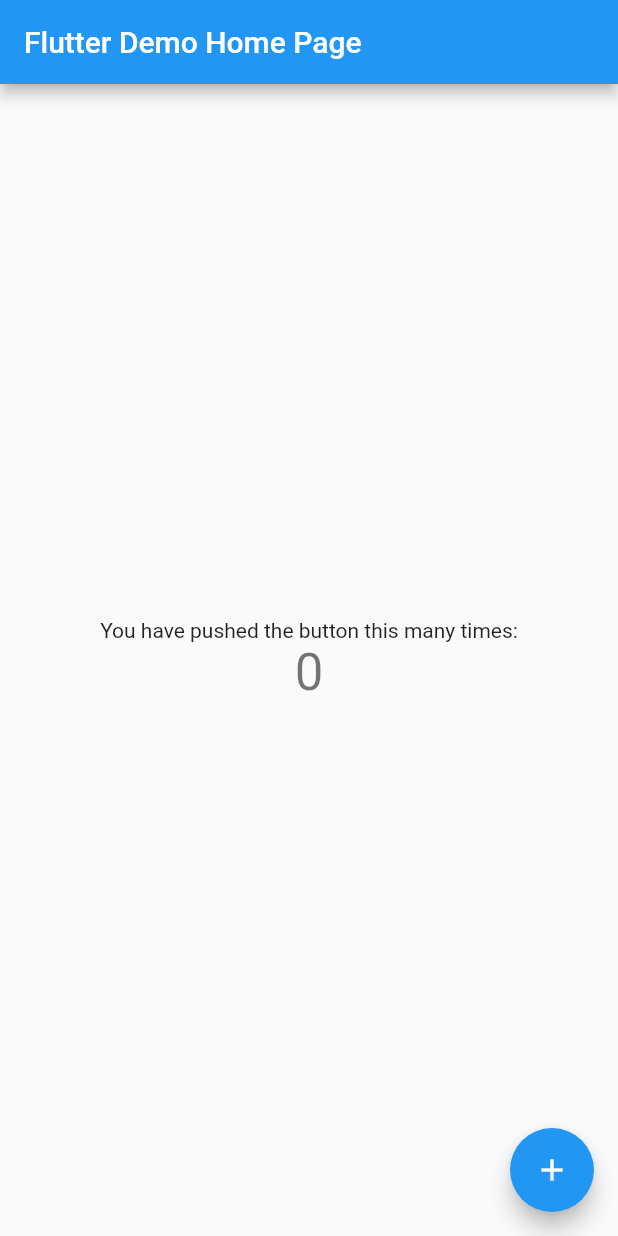
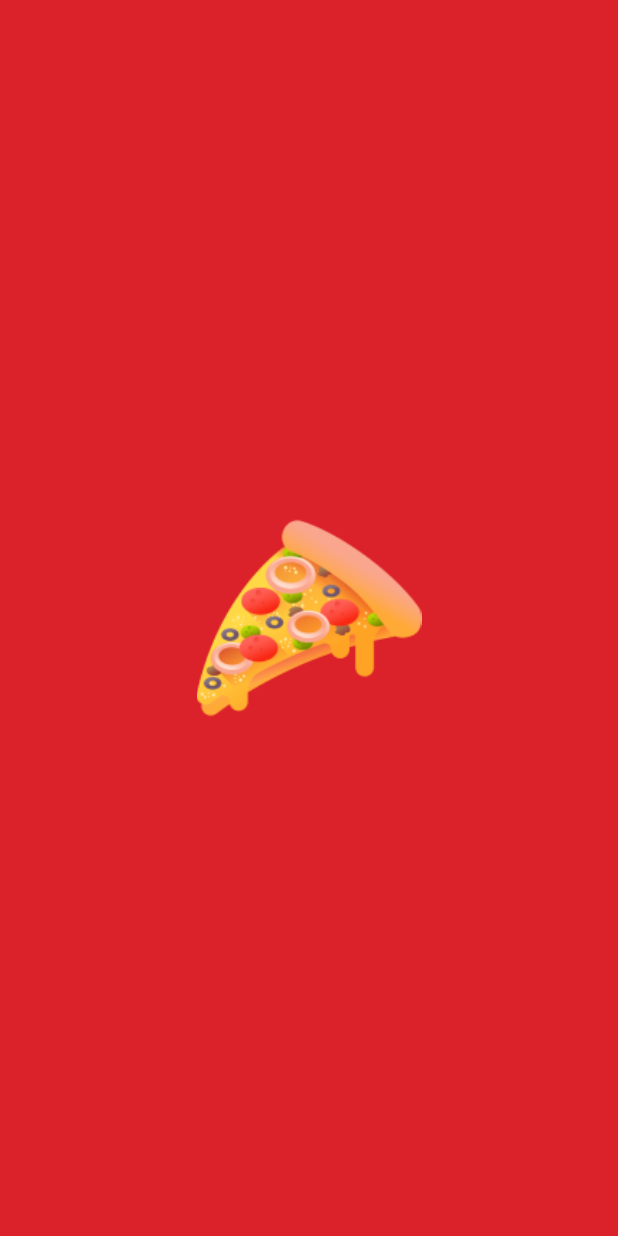
Before and after one commit to MdSajjadurRahaman/food_app, a Flutter app: the first screen one second after launch, on a phone screen of 412 x 824 dp. Run offline on Flutter 3.47's test engine with Material 2 defaults, Android fonts, the phone set to English and light mode, and no system bars; our stand-ins replace google_fonts, hexcolor, salomon_bottom_bar.

Commit message:
10/06/2021

```diff
--- a/lib/main.dart
+++ b/lib/main.dart
@@ -1,6 +1,14 @@
+import 'dart:async';
+
 import 'package:flutter/material.dart';
+import 'package:flutter/services.dart';
+import 'package:food_app/mainpage.dart';
+import 'package:google_fonts/google_fonts.dart';
+import 'package:hexcolor/hexcolor.dart';
 
 void main() {
+  WidgetsFlutterBinding.ensureInitialized();
+  SystemChrome.setEnabledSystemUIOverlays([SystemUiOverlay.bottom]);
   runApp(MyApp());
 }
 
@@ -11,103 +19,56 @@
     return MaterialApp(
       title: 'Flutter Demo',
       theme: ThemeData(
-        // This is the theme of your application.
-        //
-        // Try running your application with "flutter run". You'll see the
-        // application has a blue toolbar. Then, without quitting the app, try
-        // changing the primarySwatch below to Colors.green and then invoke
-        // "hot reload" (press "r" in the console where you ran "flutter run",
-        // or simply save your changes to "hot reload" in a Flutter IDE).
-        // Notice that the counter didn't reset back to zero; the application
-        // is not restarted.
         primarySwatch: Colors.blue,
       ),
-      home: MyHomePage(title: 'Flutter Demo Home Page'),
+      home: SplashScreen(),
     );
   }
 }
 
-class MyHomePage extends StatefulWidget {
-  MyHomePage({Key? key, required this.title}) : super(key: key);
-
-  // This widget is the home page of your application. It is stateful, meaning
-  // that it has a State object (defined below) that contains fields that affect
-  // how it looks.
-
-  // This class is the configuration for the state. It holds the values (in this
-  // case the title) provided by the parent (in this case the App widget) and
-  // used by the build method of the State. Fields in a Widget subclass are
-  // always marked "final".
-
-  final String title;
-
+class SplashScreen extends StatefulWidget {
   @override
-  _MyHomePageState createState() => _MyHomePageState();
+  _SplashScreenState createState() => _SplashScreenState();
 }
 
-class _MyHomePageState extends State<MyHomePage> {
-  int _counter = 0;
-
-  void _incrementCounter() {
-    setState(() {
-      // This call to setState tells the Flutter framework that something has
-      // changed in this State, which causes it to rerun the build method below
-      // so that the display can reflect the updated values. If we changed
-      // _counter without calling setState(), then the build method would not be
-      // called again, and so nothing would appear to happen.
-      _counter++;
+class _SplashScreenState extends State<SplashScreen> {
+  final GlobalKey<ScaffoldState> _globalKey = new GlobalKey<ScaffoldState>();
+  @override
+  void initState() {
+    super.initState();
+    Timer(Duration(seconds: 2), () {
+      Navigator.push(
+        context,
+        MaterialPageRoute(builder: (context) => MainPage()),
+      );
     });
   }
 
   @override
   Widget build(BuildContext context) {
-    // This method is rerun every time setState is called, for instance as done
-    // by the _incrementCounter method above.
-    //
-    // The Flutter framework has been optimized to make rerunning build methods
-    // fast, so that you can just rebuild anything that needs updating rather
-    // than having to individually change instances of widgets.
     return Scaffold(
-      appBar: AppBar(
-        // Here we take the value from the MyHomePage object that was created by
-        // the App.build method, and use it to set our appbar title.
-        title: Text(widget.title),
-      ),
-      body: Center(
-        // Center is a layout widget. It takes a single child and positions it
-        // in the middle of the parent.
-        child: Column(
-          // Column is also a layout widget. It takes a list of children and
-          // arranges them vertically. By default, it sizes itself to fit its
-          // children horizontally, and tries to be as tall as its parent.
-          //
-          // Invoke "debug painting" (press "p" in the console, choose the
-          // "Toggle Debug Paint" action from the Flutter Inspector in Android
-          // Studio, or the "Toggle Debug Paint" command in Visual Studio Code)
-          // to see the wireframe for each widget.
-          //
-          // Column has various properties to control how it sizes itself and
-          // how it positions its children. Here we use mainAxisAlignment to
-          // center the children vertically; the main axis here is the vertical
-          // axis because Columns are vertical (the cross axis would be
-          // horizontal).
-          mainAxisAlignment: MainAxisAlignment.center,
-          children: <Widget>[
-            Text(
-              'You have pushed the button this many times:',
-            ),
-            Text(
-              '$_counter',
-              style: Theme.of(context).textTheme.headline4,
+        body: Container(
+      height: MediaQuery.of(context).size.height,
+      width: MediaQuery.of(context).size.width,
+      color: HexColor("#DB2129"),
+      alignment: Alignment.center,
+      child: Container(
+        height: MediaQuery.of(context).size.height,
+        width: MediaQuery.of(context).size.width,
+        child: Stack(
+          alignment: Alignment.center,
+          children: [
+            Container(
+              alignment: Alignment.center,
+              height: 150,
+              child: Image(
+                image: AssetImage("assets/images/logo2.png"),
+                fit: BoxFit.fitHeight,
+              ),
             ),
           ],
         ),
       ),
-      floatingActionButton: FloatingActionButton(
-        onPressed: _incrementCounter,
-        tooltip: 'Increment',
-        child: Icon(Icons.add),
-      ), // This trailing comma makes auto-formatting nicer for build methods.
-    );
+    ));
   }
 }
```
Also changed, not shown: lib/Mainpages/homepage.dart (added, +16 -0 lines), lib/Mainpages/menupage.dart (added, +13 -0 lines), lib/Mainpages/morepage.dart (added, +13 -0 lines), lib/Mainpages/orderpage.dart (added, +13 -0 lines), lib/Mainpages/promopage.dart (added, +13 -0 lines), lib/mainpage.dart (added, +173 -0 lines), lib/widgets/headerwidget.dart (added, +30 -0 lines), pubspec.yaml (+8 -0 lines), assets/images/foodlogo.png (added), assets/images/google.png (added), assets/images/logo2.png (added), assets/images/search.png (added), assets/images/whitedoodle.png (added), pubspec.lock, 1 other file.
